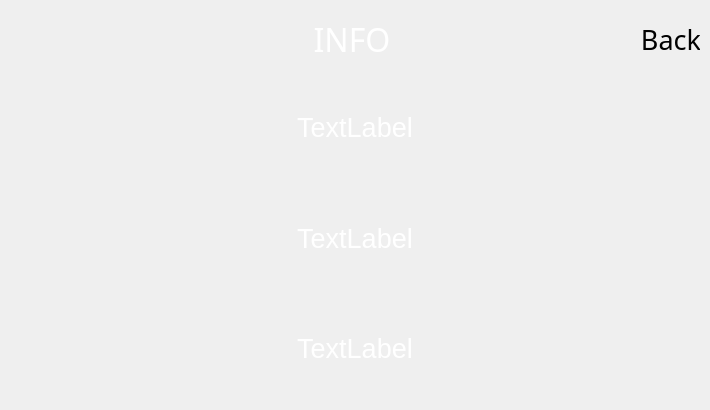
BlocksTechnology/BlocksScreen, file BlocksScreen/lib/ui/utilitiesStackedWidget.ui: the form before one commit.
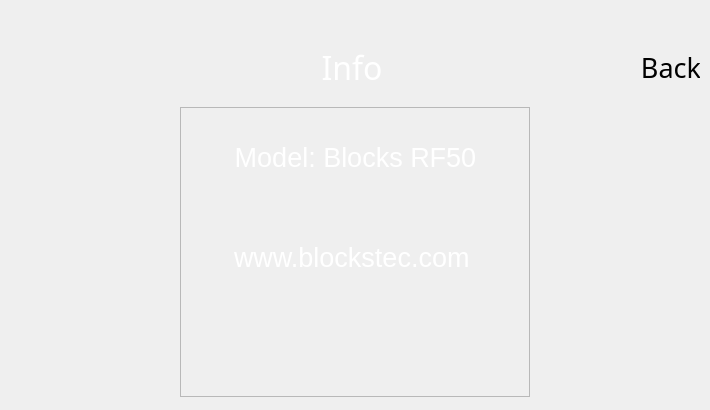
The form after the commit. The open tabs and pages were chosen to show the change. Custom widgets are drawn as their Qt base class.

Commit message: UPD: uniformed size ,fonts and position for the buttons

Patch:
```diff
--- a/BlocksScreen/lib/ui/utilitiesStackedWidget.ui
+++ b/BlocksScreen/lib/ui/utilitiesStackedWidget.ui
@@ -10,6 +10,12 @@
     <height>410</height>
    </rect>
   </property>
+  <property name="sizePolicy">
+   <sizepolicy hsizetype="Preferred" vsizetype="Minimum">
+    <horstretch>0</horstretch>
+    <verstretch>0</verstretch>
+   </sizepolicy>
+  </property>
   <property name="minimumSize">
    <size>
     <width>710</width>
@@ -436,7 +442,23 @@
    </widget>
   </widget>
   <widget class="QWidget" name="info_page">
-   <layout class="QVBoxLayout" name="verticalLayout_3">
+   <layout class="QVBoxLayout" name="verticalLayout_2">
+    <item>
+     <spacer name="verticalSpacer_7">
+      <property name="orientation">
+       <enum>Qt::Vertical</enum>
+      </property>
+      <property name="sizeType">
+       <enum>QSizePolicy::Minimum</enum>
+      </property>
+      <property name="sizeHint" stdset="0">
+       <size>
+        <width>20</width>
+        <height>24</height>
+       </size>
+      </property>
+     </spacer>
+    </item>
     <item>
      <layout class="QHBoxLayout" name="info_header_layout">
       <item>
@@ -450,7 +472,7 @@
         <property name="sizeHint" stdset="0">
          <size>
           <width>60</width>
-          <height>20</height>
+          <height>60</height>
          </size>
         </property>
        </spacer>
@@ -463,6 +485,12 @@
           <verstretch>0</verstretch>
          </sizepolicy>
         </property>
+        <property name="maximumSize">
+         <size>
+          <width>16777215</width>
+          <height>60</height>
+         </size>
+        </property>
         <property name="font">
          <font>
           <family>Momcake</family>
@@ -473,7 +501,7 @@
          <string notr="true">background: transparent; color: white;</string>
         </property>
         <property name="text">
-         <string>INFO</string>
+         <string>Info</string>
         </property>
         <property name="alignment">
          <set>Qt::AlignCenter</set>
@@ -550,8 +578,41 @@
     </item>
     <item>
      <layout class="QVBoxLayout" name="info_content_layout">
-      <item>
+      <item alignment="Qt::AlignHCenter">
+       <widget class="BlocksCustomFrame" name="frame">
+        <property name="minimumSize">
+         <size>
+          <width>350</width>
+          <height>260</height>
+         </size>
+        </property>
+        <property name="maximumSize">
+         <size>
+          <width>350</width>
+          <height>290</height>
+         </size>
+        </property>
+        <property name="frameShape">
+         <enum>QFrame::StyledPanel</enum>
+        </property>
+        <property name="frameShadow">
+         <enum>QFrame::Raised</enum>
+        </property>
        <widget class="QLabel" name="kv_label">
+         <property name="geometry">
+          <rect>
+           <x>0</x>
+           <y>10</y>
+           <width>351</width>
+           <height>81</height>
+          </rect>
+         </property>
+         <property name="sizePolicy">
+          <sizepolicy hsizetype="Preferred" vsizetype="Expanding">
+           <horstretch>0</horstretch>
+           <verstretch>0</verstretch>
+          </sizepolicy>
+         </property>
         <property name="font">
          <font>
           <pointsize>20</pointsize>
@@ -561,15 +622,33 @@
          <string notr="true">color:white</string>
         </property>
         <property name="text">
-         <string>TextLabel</string>
+          <string>Model: Blocks RF50</string>
         </property>
         <property name="alignment">
          <set>Qt::AlignCenter</set>
         </property>
        </widget>
-      </item>
-      <item>
        <widget class="QLabel" name="smth_label">
+         <property name="geometry">
+          <rect>
+           <x>0</x>
+           <y>110</y>
+           <width>351</width>
+           <height>81</height>
+          </rect>
+         </property>
+         <property name="sizePolicy">
+          <sizepolicy hsizetype="Preferred" vsizetype="Expanding">
+           <horstretch>0</horstretch>
+           <verstretch>0</verstretch>
+          </sizepolicy>
+         </property>
+         <property name="minimumSize">
+          <size>
+           <width>0</width>
+           <height>0</height>
+          </size>
+         </property>
         <property name="font">
          <font>
           <pointsize>20</pointsize>
@@ -579,29 +658,12 @@
          <string notr="true">color:white</string>
         </property>
         <property name="text">
-         <string>TextLabel</string>
+          <string>www.blockstec.com </string>
         </property>
         <property name="alignment">
          <set>Qt::AlignCenter</set>
         </property>
        </widget>
-      </item>
-      <item>
-       <widget class="QLabel" name="other_label">
-        <property name="font">
-         <font>
-          <pointsize>20</pointsize>
-         </font>
-        </property>
-        <property name="styleSheet">
-         <string notr="true">color:white</string>
-        </property>
-        <property name="text">
-         <string>TextLabel</string>
-        </property>
-        <property name="alignment">
-         <set>Qt::AlignCenter</set>
-        </property>
        </widget>
       </item>
      </layout>
@@ -3485,6 +3547,12 @@
    <extends>QPushButton</extends>
    <header location="global">lib.utils.toggleAnimatedButton</header>
   </customwidget>
+  <customwidget>
+   <class>BlocksCustomFrame</class>
+   <extends>QFrame</extends>
+   <header location="global">lib.utils.blocks_frame</header>
+   <container>1</container>
+  </customwidget>
  </customwidgets>
  <resources>
   <include location="resources/icon_resources.qrc"/>
```
Left out of the diff: 466 changed lines with no effect on the pictures. Lines whose indentation alone changed are shown as unchanged. The commit also changes 7 other files.
